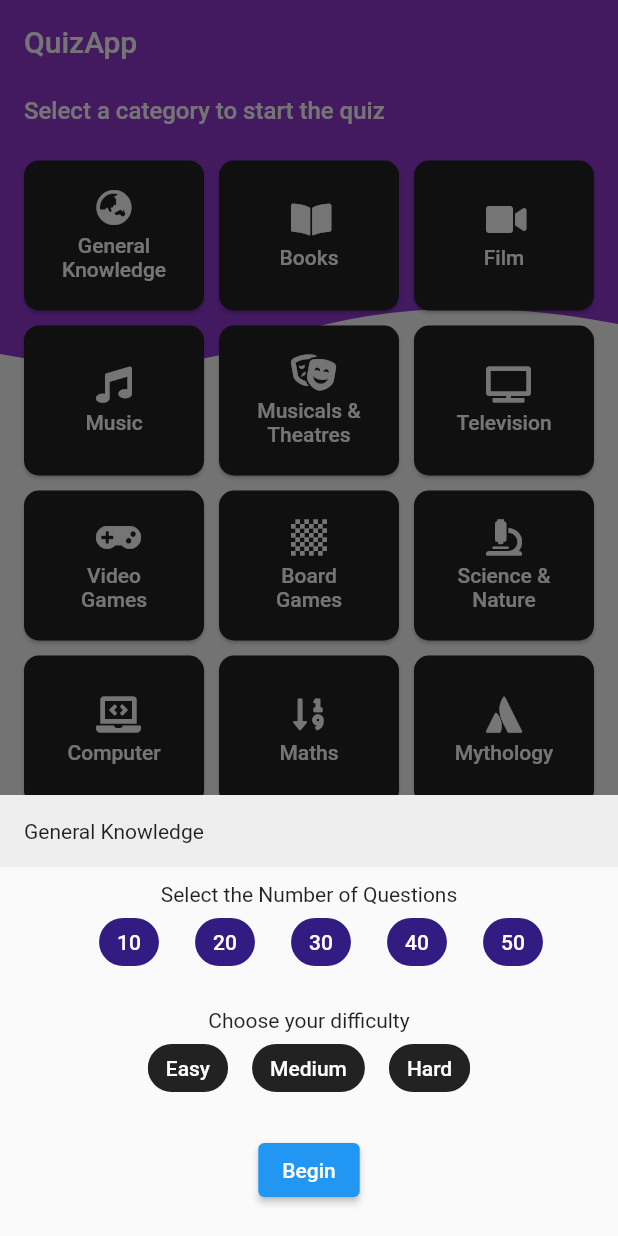
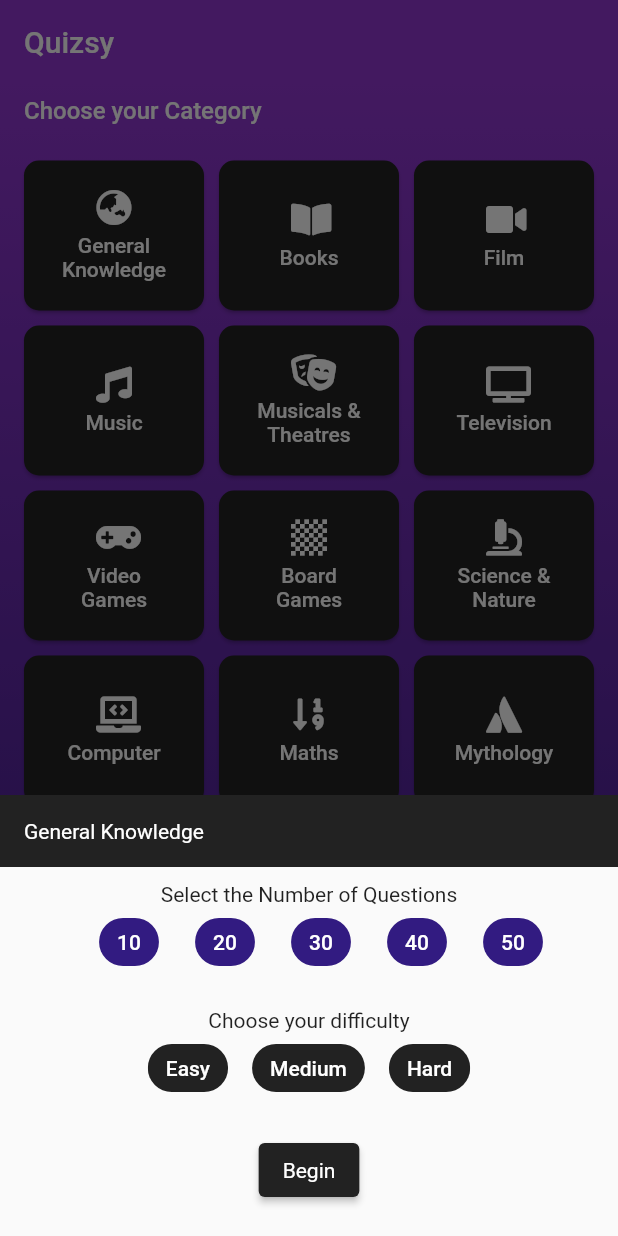
Before and after one commit to Aimireal/Quizsy, a Flutter app: the screen it shows after launch, after a tap on "General Knowledge", on a phone screen of 412 x 824 dp. Run offline on Flutter 3.47's test engine with Material 2 defaults, Android fonts, the phone set to English and light mode, and no system bars; drawn by our look-alikes of auto_size_text; our stand-ins replace flutter_custom_clippers, font_awesome_flutter, html_unescape; Roboto replaces fonts that are missing (Montserrat).

Commit message:
Updated UI, release version 1.0

```diff
--- a/lib/main.dart
+++ b/lib/main.dart
@@ -9,10 +9,11 @@ class QuizApp extends StatelessWidget{
   Widget build(BuildContext context){
     return MaterialApp(
       debugShowCheckedModeBanner: false,
-      title: 'Quiz App',
+      title: 'Quizsy',
       theme: ThemeData(
         primaryColor: kPink,
-        accentColor: kGrey,
+        accentColor: kPurple,
+        backgroundColor: kGrey,
         fontFamily: "Montserrat",
         buttonColor: kPink,
         buttonTheme: ButtonThemeData(
@@ -21,7 +22,16 @@ class QuizApp extends StatelessWidget{
             borderRadius: BorderRadius.circular(20.0),
           ),
           textTheme: ButtonTextTheme.primary
-        )
+        ),
+        elevatedButtonTheme: ElevatedButtonThemeData(
+          style: TextButton.styleFrom(
+            primary: Colors.white,
+            backgroundColor: kGrey,
+            textStyle: TextStyle(
+              color: Colors.white
+            ),
+          ),
+        ),
       ),
       home: HomePage(),
     );
--- a/lib/screens/homepage.dart
+++ b/lib/screens/homepage.dart
@@ -34,9 +34,17 @@ class HomePage extends StatelessWidget{
           ClipPath(
             clipper: WaveClipperTwo(),
             child: Container(
-              decoration:
-                BoxDecoration(color: Theme.of(context).primaryColor),
-              height: 200,
+              decoration: BoxDecoration(
+              gradient: LinearGradient(
+                colors: [
+                  Theme.of(context).primaryColor,
+                  Theme.of(context).accentColor
+                ],
+                begin: Alignment.topCenter,
+                end: Alignment.bottomCenter
+              )
+            ),
+              height: double.infinity,
             ),
           ),
           CustomScrollView(
@@ -48,7 +56,7 @@ class HomePage extends StatelessWidget{
                     horizontal: 16.0, vertical: 8.0
                   ),
                   child: Text(
-                    "Select a category to start the quiz",
+                    "Choose your Category",
                     style: TextStyle(
                       color: Colors.white,
                       fontWeight: FontWeight.w500,
--- a/lib/screens/quiz_finished.dart
+++ b/lib/screens/quiz_finished.dart
@@ -1,6 +1,7 @@
 import 'package:flutter/material.dart';
 import 'package:quizapp/models/questions.dart';
 import 'package:quizapp/screens/check_answers.dart';
+import 'package:quizapp/utils/constants.dart';
 
 class QuizFinishedPage extends StatelessWidget {
   final List<Question> questions;
@@ -97,7 +98,7 @@ class QuizFinishedPage extends StatelessWidget {
                 mainAxisAlignment: MainAxisAlignment.spaceBetween,
                 children: <Widget>[
                   ElevatedButton(
-                    child: Text("Goto Home"),
+                    child: Text("Return to menu"),
                     onPressed: () => Navigator.pop(context),
                   ),
                   ElevatedButton(
--- a/lib/utils/constants.dart
+++ b/lib/utils/constants.dart
@@ -1,8 +1,9 @@
 import 'dart:core' as core;
 import 'package:flutter/cupertino.dart';
+import 'package:flutter/material.dart';
 
 const core.String apiURL = "https://opentdb.com/api.php";
-const core.String appName = "QuizApp";
+const core.String appName = "Quizsy";
 
 const core.String diffEasy = "easy";
 const core.String diffMedium = "medium";
--- a/lib/widgets/options.dart
+++ b/lib/widgets/options.dart
@@ -21,9 +21,7 @@ class _QuizOptionsDialogState extends State<QuizOptionsDialog>{
   late String _difficulty = "Medium";
   late bool _loading = false;
 
-  @override
   void initstate(){
-    //Defaults
     super.initState();
     _totalQuestions = 10;
     _difficulty = "medium";
@@ -38,10 +36,12 @@ class _QuizOptionsDialogState extends State<QuizOptionsDialog>{
           Container(
             width: double.infinity,
             padding: const EdgeInsets.all(16.0),
-            color: Colors.grey.shade200,
+            color: kGrey,
             child: Text(
               widget.category.name,
-              //style: Theme.of(context).textTheme.headline6.copyWith(),
+              style: TextStyle(
+                color: Colors.white,
+              ),
             ),
           ),
           SizedBox(height: 10.0),
@@ -88,6 +88,7 @@ class _QuizOptionsDialogState extends State<QuizOptionsDialog>{
               ],
             ),
           ),
+
           SizedBox(height: 20),
           Text("Choose your difficulty"),
           SizedBox(
```
Also changed, not shown: lib/screens/check_answers.dart (+10 -3 lines), lib/screens/quiz_page.dart (+11 -3 lines).
